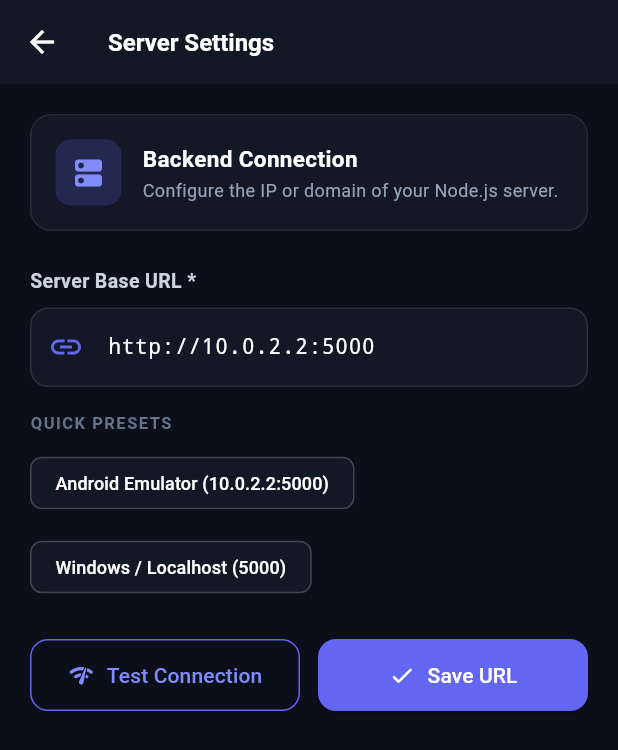
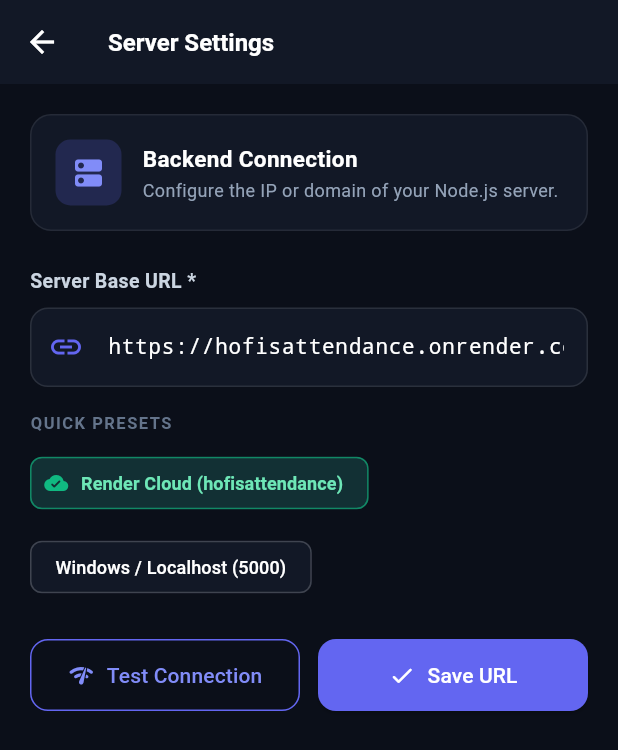
Before and after one commit to shibinnakam/HofisAttendance, a Flutter app: the screen it shows after launch, after a tap on the "settings" icon, on a phone screen of 412 x 824 dp. Shown: the top 750 px of the screen. Run offline on Flutter 3.47's test engine with Material 3 defaults, Android fonts, the phone set to English and light mode, and no system bars; network calls fail.

Commit message:
Set default backend URL to Render cloud URL

```diff
--- a/mobile_app/lib/screens/settings_screen.dart
+++ b/mobile_app/lib/screens/settings_screen.dart
@@ -198,17 +198,18 @@ class _SettingsScreenState extends State<SettingsScreen> {
               runSpacing: 8,
               children: [
                 ActionChip(
-                  label: const Text('Android Emulator (10.0.2.2:5000)',
-                      style: TextStyle(fontSize: 12)),
-                  backgroundColor: const Color(0xFF121826),
-                  side: BorderSide(color: Colors.white.withOpacity(0.1)),
-                  onPressed: () => _setPreset('http://10.0.2.2:5000'),
+                  avatar: const Icon(Icons.cloud_done_rounded, size: 16, color: Color(0xFF10B981)),
+                  label: const Text('Render Cloud (hofisattendance)',
+                      style: TextStyle(fontSize: 12, fontWeight: FontWeight.bold, color: Color(0xFF6EE7B7))),
+                  backgroundColor: const Color(0xFF10B981).withValues(alpha: 0.15),
+                  side: BorderSide(color: const Color(0xFF10B981).withValues(alpha: 0.4)),
+                  onPressed: () => _setPreset('https://hofisattendance.onrender.com'),
                 ),
                 ActionChip(
                   label: const Text('Windows / Localhost (5000)',
                       style: TextStyle(fontSize: 12)),
                   backgroundColor: const Color(0xFF121826),
-                  side: BorderSide(color: Colors.white.withOpacity(0.1)),
+                  side: BorderSide(color: Colors.white.withValues(alpha: 0.1)),
                   onPressed: () => _setPreset('http://localhost:5000'),
                 ),
               ],
--- a/mobile_app/lib/services/api_service.dart
+++ b/mobile_app/lib/services/api_service.dart
@@ -25,20 +25,8 @@ class ApiService {
   }
 
   void _initDefaultBaseUrl() {
-    if (kIsWeb) {
-      _baseUrl = 'http://localhost:5000';
-    } else {
-      try {
-        if (Platform.isAndroid) {
-          // Android Emulator default to host machine loopback
-          _baseUrl = 'http://10.0.2.2:5000';
-        } else {
-          _baseUrl = 'http://localhost:5000';
-        }
-      } catch (e) {
-        _baseUrl = 'http://localhost:5000';
-      }
-    }
+    // Production Cloud Server on Render
+    _baseUrl = 'https://hofisattendance.onrender.com';
   }
 
   // Helper headers
```
